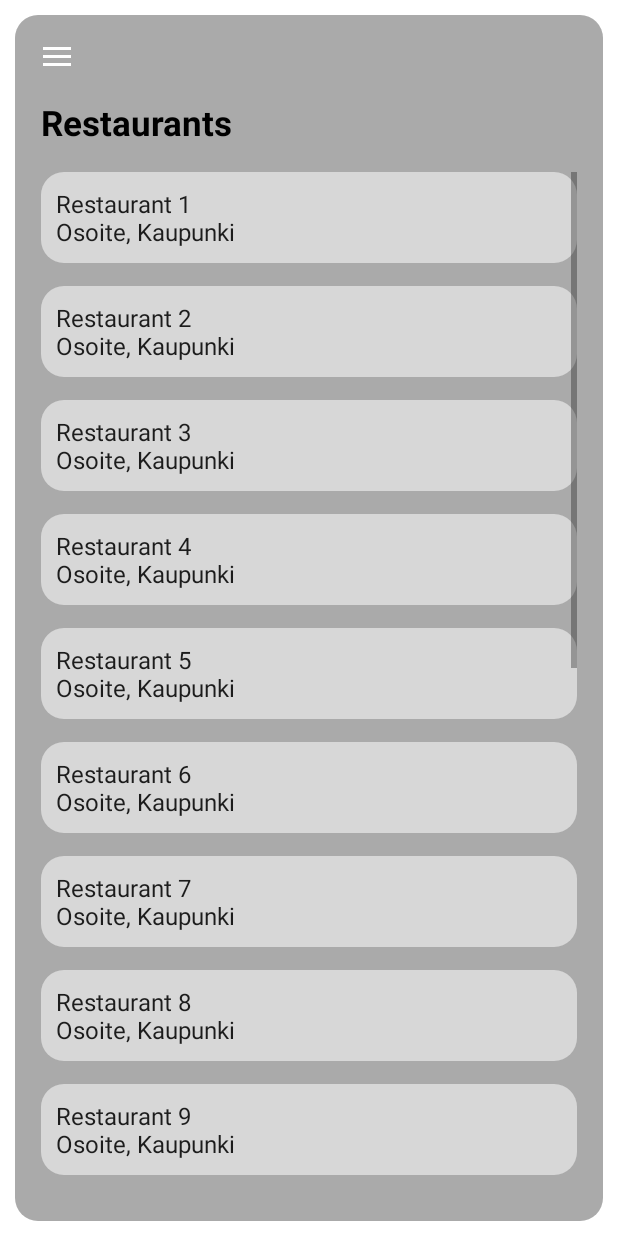
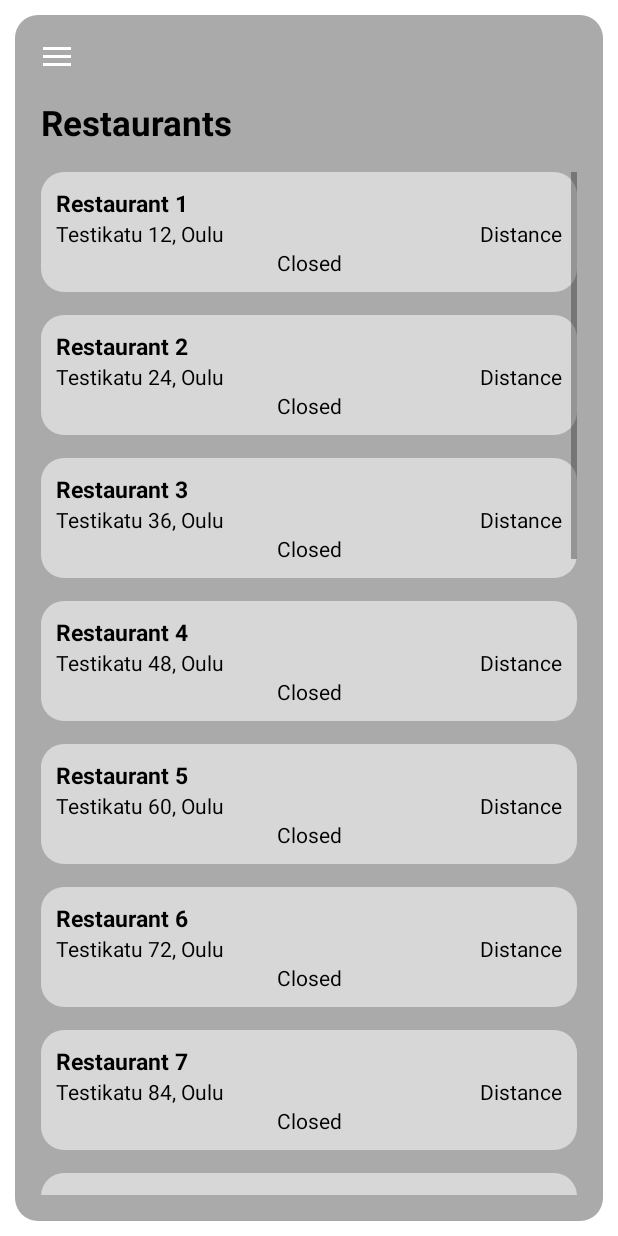
Before and after one commit to roopeh/hamburger-app, an Android app: the fragment RestaurantFragment placed in its activity, in the side drawer, after a tap on "Ravintolat", on a phone screen of 412 x 824 dp. Run offline under Robolectric (Android 15) with nearby library versions, the phone set to English and light mode, and no system bars.

Commit message:
Add stuff to restaurant fragment

```diff
--- /dev/null
+++ b/client/app/src/main/java/com/example/hamburger/Restaurant.java
@@ -0,0 +1,97 @@
+package com.example.hamburger;
+
+import java.util.Arrays;
+import java.util.Calendar;
+
+public class Restaurant {
+    private final String _name;
+    private String _address;
+    private String _city;
+
+    private final RestaurantDates dates;
+
+    public Restaurant(String name) {
+        _name = name;
+        dates = new RestaurantDates();
+    }
+
+    final public String getName() {
+        return _name;
+    }
+
+    final public String getAddress() {
+        return _address;
+    }
+
+    final public RestaurantDates getDates() {
+        return dates;
+    }
+
+    final public String getLocationString() {
+        return _address + ", " + _city;
+    }
+
+    final public boolean isRestaurantOpen() {
+        // TODO: does not work correctly if end hours are in the next day
+        Calendar now = Calendar.getInstance();
+        final int start = dates.getStartHoursForDay(now.get(Calendar.DAY_OF_WEEK));
+        final int end = dates.getEndHoursForDay(now.get(Calendar.DAY_OF_WEEK));
+        if (start == -1 || end == -1)
+            return false;
+
+        return now.get(Calendar.HOUR_OF_DAY) >= start && now.get(Calendar.HOUR_OF_DAY) < end;
+    }
+
+    public void setLocation(String address, String city) {
+        if (!address.isEmpty())
+            _address = address;
+
+        if (!city.isEmpty())
+            _city = city;
+    }
+
+    public void setHours(int weekday, String start, String end) {
+        if (weekday > 6)
+            return;
+
+        dates.setHours(weekday, start + end);
+    }
+}
+
+class RestaurantDates {
+    // TODO: database table format; shop id, weekday, start hours, end hours
+
+    // Empty value for index means the shop is closed for that day
+    // Note, index 0 = sunday and index 6 = saturday
+    // i.e. value "1022" means the shop opens at 10 and is closed at 22
+    private final String[] dates;
+
+    public RestaurantDates() {
+        dates = new String[7];
+        Arrays.fill(dates, "");
+    }
+
+    final public int getStartHoursForDay(int weekday) {
+        if (weekday > Calendar.SATURDAY)
+            return -1;
+
+        if (dates[weekday].isEmpty())
+            return -1;
+
+        return Integer.parseInt(dates[weekday].substring(0, 2));
+    }
+
+    final public int getEndHoursForDay(int weekday) {
+        if (weekday > Calendar.SATURDAY)
+            return -1;
+
+        if (dates[weekday].isEmpty())
+            return -1;
+
+        return Integer.parseInt(dates[weekday].substring(2, 4));
+    }
+
+    public void setHours(int weekday, String hours) {
+        dates[weekday] = hours;
+    }
+}
--- a/client/app/src/main/java/com/example/hamburger/RestaurantFragment.java
+++ b/client/app/src/main/java/com/example/hamburger/RestaurantFragment.java
@@ -2,7 +2,6 @@ package com.example.hamburger;
 
 import android.content.Context;
 import android.os.Bundle;
-import android.util.Log;
 import android.view.LayoutInflater;
 import android.view.View;
 import android.view.ViewGroup;
@@ -12,6 +11,7 @@ import android.widget.TextView;
 
 import java.util.ArrayList;
 import java.util.List;
+import java.util.Objects;
 
 import androidx.fragment.app.Fragment;
 
@@ -22,21 +22,37 @@ public class RestaurantFragment extends Fragment {
         ListView restaurantList = rootView.findViewById(R.id.restaurantList);
 
         // Dummy content
-        List<String> tests = new ArrayList<>();
-        for (int i = 1; i < 20; ++i)
-            tests.add("Restaurant " + i +"\nOsoite, Kaupunki");
+        List<Restaurant> tests = new ArrayList<>();
+        for (int i = 1; i < 20; ++i) {
+            Restaurant res = new Restaurant("Restaurant " + i);
+            res.setLocation("Testikatu " + (i * 12), "Oulu");
+
+            res.setHours(0, "08", "10");
+            res.setHours(1, "11", "13");
+            res.setHours(2, "14", "16");
+            res.setHours(3, "16", "18");
+            res.setHours(4, "20", "23");
+            res.setHours(6, "10", "14");
+
+            tests.add(res);
+        }
 
         RestaurantListAdapter test = new RestaurantListAdapter(getContext(), tests);
         restaurantList.setAdapter(test);
+
+        restaurantList.setOnItemClickListener((parent, view, position, id) -> {
+            Restaurant res = (Restaurant)parent.getItemAtPosition(position);
+            Objects.requireNonNull(((MainActivity)getActivity())).loadFragment(new RestaurantInfoFragment(res));
+        });
         return rootView;
     }
 }
 
 class RestaurantListAdapter extends BaseAdapter {
     Context _context;
-    List<String> _list;
+    List<Restaurant> _list;
 
-    public RestaurantListAdapter(Context cont, List<String> list) {
+    public RestaurantListAdapter(Context cont, List<Restaurant> list) {
         _context = cont;
         _list = list;
     }
@@ -59,8 +75,24 @@ class RestaurantListAdapter extends BaseAdapter {
     @Override
     public View getView(int position, View convertView, ViewGroup parent) {
         View view = View.inflate(_context, R.layout.restaurant_list_item, null);
-        TextView content = view.findViewById(R.id.restaurantListItemText);
-        content.setText(_list.get(position));
+        Restaurant res = _list.get(position);
+
+        TextView name = view.findViewById(R.id.restaurantListItemName);
+        name.setText(res.getName());
+
+        TextView location = view.findViewById(R.id.restaurantListItemLocation);
+        location.setText(res.getLocationString());
+
+        // TODO
+        //TextView dist = view.findViewById(R.id.restaurantListItemDistance);
+        //dist.setText();
+
+        TextView status = view.findViewById(R.id.restaurantListItemStatus);
+        if (res.isRestaurantOpen())
+            status.setText("Open");
+        else
+            status.setText("Closed");
+
         return view;
     }
 }
--- /dev/null
+++ b/client/app/src/main/java/com/example/hamburger/RestaurantInfoFragment.java
@@ -0,0 +1,66 @@
+package com.example.hamburger;
+
+import android.os.Bundle;
+import android.view.LayoutInflater;
+import android.view.View;
+import android.view.ViewGroup;
+import android.widget.TextView;
+
+import java.util.Locale;
+
+import androidx.fragment.app.Fragment;
+
+public class RestaurantInfoFragment extends Fragment {
+    private final Restaurant _res;
+
+    public RestaurantInfoFragment(Restaurant res) {
+        _res = res;
+    }
+
+    @Override
+    public View onCreateView(LayoutInflater inflater, ViewGroup container, Bundle savedInstanceState) {
+        View rootView = inflater.inflate(R.layout.fragment_restaurant_info, container, false);
+
+        TextView name = rootView.findViewById(R.id.restaurantInfoName);
+        name.setText(_res.getName());
+
+        TextView status = rootView.findViewById(R.id.restaurantInfoStatus);
+        if (_res.isRestaurantOpen())
+            status.setText("Open");
+        else
+            status.setText("Closed");
+
+        TextView hours = rootView.findViewById(R.id.restaurantInfoLeftHours);
+        String hourStr =
+                "Ma " + generateHourStringForDay(1) + "\n" +
+                "To " + generateHourStringForDay(4) + "\n" +
+                "Su " + generateHourStringForDay(0);
+        hours.setText(hourStr);
+
+        hours = rootView.findViewById(R.id.restaurantInfoMiddleHours);
+        hourStr =
+                "Ti " + generateHourStringForDay(2) + "\n" +
+                "Pe " + generateHourStringForDay(5);
+        hours.setText(hourStr);
+
+        hours = rootView.findViewById(R.id.restaurantInfoRightHours);
+        hourStr =
+                "Ke " + generateHourStringForDay(3) + "\n" +
+                "La " + generateHourStringForDay(6);
+        hours.setText(hourStr);
+
+        TextView address = rootView.findViewById(R.id.restaurantInfoAddress);
+        address.setText(_res.getAddress());
+
+        return rootView;
+    }
+
+    private String generateHourStringForDay(int weekday) {
+        final int startHour = _res.getDates().getStartHoursForDay(weekday);
+        final int endHour = _res.getDates().getEndHoursForDay(weekday);
+        if (startHour == -1 || endHour == -1)
+            return "kiinni";
+
+        return String.format((Locale)null, "%02d", startHour) + "-" + String.format((Locale)null, "%02d", endHour);
+    }
+}
--- a/client/app/src/main/res/layout/restaurant_list_item.xml
+++ b/client/app/src/main/res/layout/restaurant_list_item.xml
@@ -7,11 +7,45 @@
     android:background="@drawable/rounded_restaurant_item">
 
     <TextView
-        android:id="@+id/restaurantListItemText"
+        android:id="@+id/restaurantListItemName"
+        android:layout_width="wrap_content"
+        android:layout_height="wrap_content"
+        android:layout_alignParentStart="true"
+        android:textColor="@color/black"
+        android:textSize="15sp"
+        android:textStyle="bold"
+        android:text="Name"
+        />
+
+    <TextView
+        android:id="@+id/restaurantListItemLocation"
+        android:layout_width="wrap_content"
+        android:layout_height="wrap_content"
+        android:layout_below="@+id/restaurantListItemName"
+        android:textColor="@color/black"
+        android:textSize="14sp"
+        android:text="Location"
+        />
+
+    <TextView
+        android:id="@+id/restaurantListItemDistance"
+        android:layout_width="wrap_content"
+        android:layout_height="wrap_content"
+        android:layout_alignParentEnd="true"
+        android:layout_below="@+id/restaurantListItemName"
+        android:textColor="@color/black"
+        android:textSize="14sp"
+        android:text="Distance"
+        />
+
+    <TextView
+        android:id="@+id/restaurantListItemStatus"
         android:layout_width="match_parent"
         android:layout_height="wrap_content"
-        android:layout_alignParentStart="true"
-        android:text="Item"
-        android:textAppearance="?android:attr/textAppearanceListItemSmall" />
-
+        android:layout_below="@+id/restaurantListItemLocation"
+        android:textAlignment="center"
+        android:textColor="@color/black"
+        android:textSize="14sp"
+        android:text="Status"
+        />
 </RelativeLayout>
--- a/client/app/src/main/res/values/dimensions.xml
+++ b/client/app/src/main/res/values/dimensions.xml
@@ -8,5 +8,8 @@
     <!-- Content -->
     <dimen name="content_padding_left">17dp</dimen>
     <dimen name="content_padding_right">17dp</dimen>
+    <dimen name="content_padding_top">17dp</dimen>
     <dimen name="content_padding_bottom">17dp</dimen>
+    <dimen name="line_padding_top">10dp</dimen>
+    <dimen name="line_padding_bottom">10dp</dimen>
 </resources>
```
Also changed, not shown: client/app/src/main/res/drawable/rounded_inner_main.xml (added, +7 -0 lines), client/app/src/main/res/layout/fragment_restaurant_info.xml (added, +110 -0 lines).
